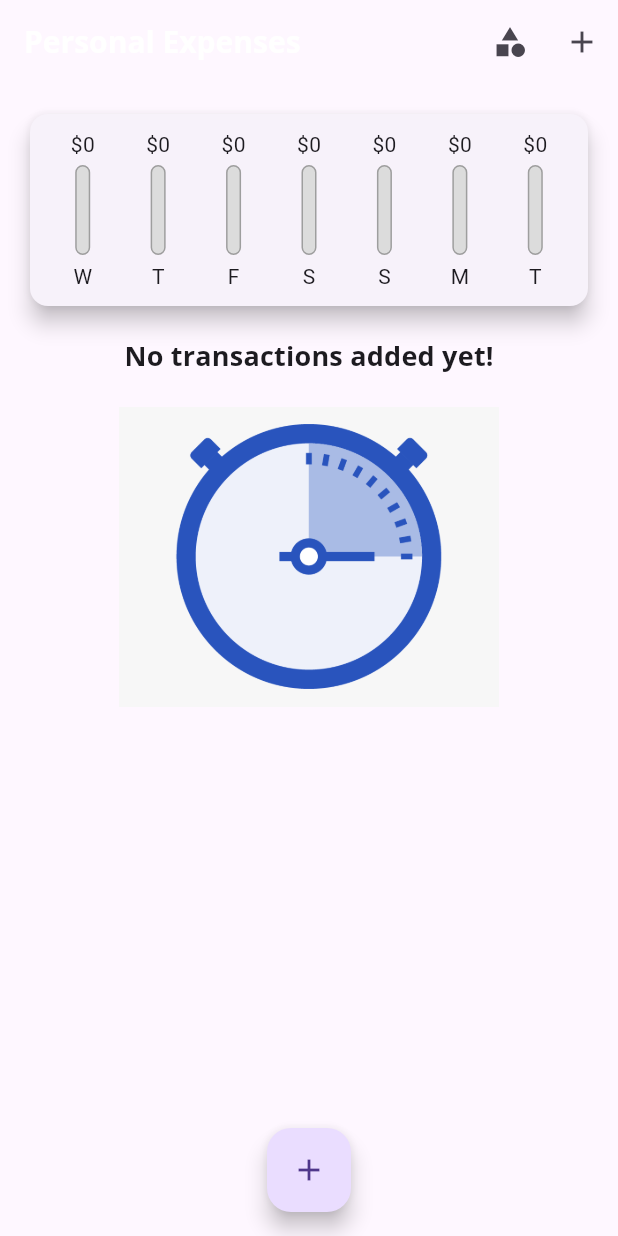
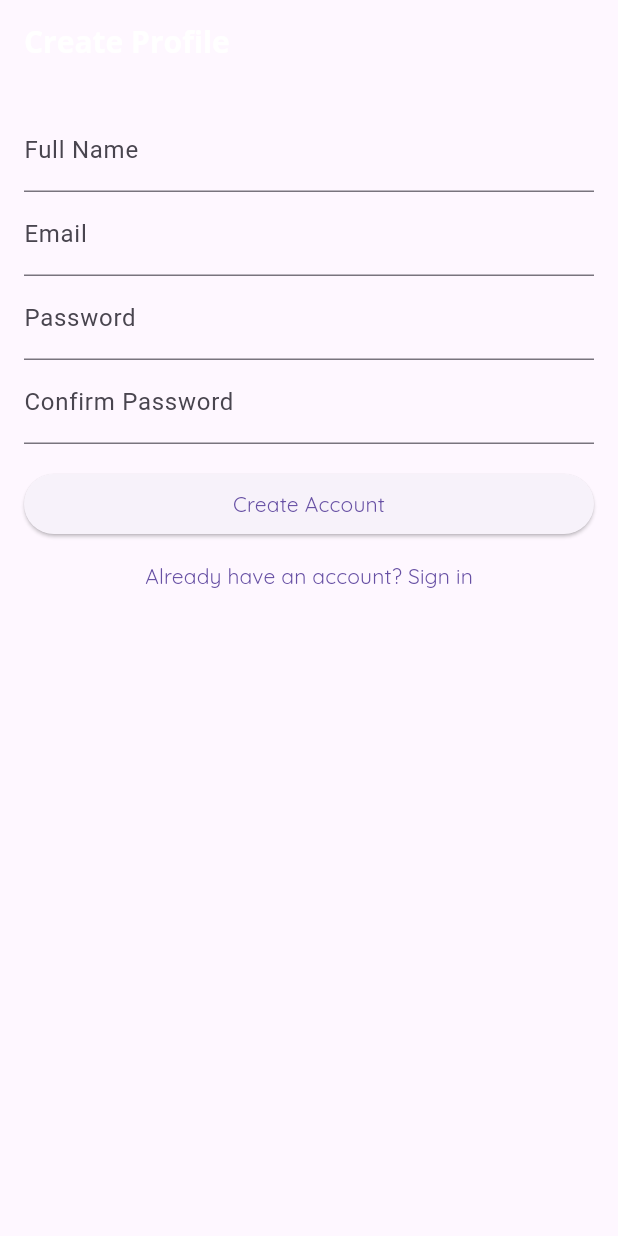
Before and after one commit to Anna-Dinius/ASE-456-Expense-App, a Flutter app: the screen it shows after launch, on a phone screen of 412 x 824 dp. Run offline on Flutter 3.47's test engine with Material 3 defaults, Android fonts, the light colour scheme and no system bars; our stand-ins replace cloud_firestore, firebase_auth, firebase_core; accounts and stored records are empty.

Commit message:
Added email/password auth, user profile create/edit, sign-in screen; migrated old hard-coded user data with new test user

```diff
--- a/root/lib/main.dart
+++ b/root/lib/main.dart
@@ -2,6 +2,12 @@ import 'package:p5_expense/theme/main_theme.dart';
 import 'package:flutter/material.dart';
 import 'package:firebase_core/firebase_core.dart';
 import 'firebase_options.dart';
+// Added Firebase Auth + our services and profile screens
+import 'package:firebase_auth/firebase_auth.dart' as fb_auth;
+import 'package:p5_expense/service/auth_service.dart';
+import 'package:p5_expense/service/user_service.dart';
+import 'package:p5_expense/view/profile_creation.dart';
+import 'package:p5_expense/view/profile_summary.dart';
 import 'package:cloud_firestore/cloud_firestore.dart' as firestore;
 
 import 'package:p5_expense/view/new_transaction.dart';
@@ -12,7 +18,7 @@ import 'package:p5_expense/model/transaction.dart';
 import 'package:p5_expense/model/category.dart'; // NEW: Import the Category model
 import 'package:p5_expense/service/category_service.dart'; // NEW: Import CategoryService
 
-const TEST_USER_ID = 'quldUwy6wtd5LCKLE2Uc';
+// Removed hardcoded TEST_USER_ID; using FirebaseAuth current user instead
 
 void main() async {
   WidgetsFlutterBinding.ensureInitialized();
@@ -29,12 +35,17 @@ class MyApp extends StatelessWidget {
       debugShowCheckedModeBanner: false,
       title: 'Personal Expenses',
       theme: mainTheme,
-      home: MyHomePage(),
+      // Show sign-up when signed out, otherwise the main app
+      home: AuthGate(),
     );
   }
 }
 
+// MyHomePage now receives the signed-in user's uid so we can load
+// categories and transactions from their own subcollections.
 class MyHomePage extends StatefulWidget {
+  final String userId;
+  MyHomePage({required this.userId});
   @override
   _MyHomePageState createState() => _MyHomePageState();
 }
@@ -56,10 +67,10 @@ class _MyHomePageState extends State<MyHomePage> {
   Future<void> _initializeApp() async {
     try {
       // Seed default categories if none exist for this user
-      await CategoryService.seedDefaultCategories(TEST_USER_ID);
+      await CategoryService.seedDefaultCategories(widget.userId);
 
       // Migrate legacy transactions to have categoryId for this user
-      await CategoryService.migrateLegacyTransactions(TEST_USER_ID);
+      await CategoryService.migrateLegacyTransactions(widget.userId);
 
       // Load categories and transactions
       await loadCategories();
@@ -75,7 +86,7 @@ class _MyHomePageState extends State<MyHomePage> {
   /// Loads categories from Firebase for this user
   Future<void> loadCategories() async {
     try {
-      final categories = await CategoryService.getAllCategories(TEST_USER_ID);
+      final categories = await CategoryService.getAllCategories(widget.userId);
       setState(() {
         _categories.clear();
         _categories.addAll(categories);
@@ -87,7 +98,7 @@ class _MyHomePageState extends State<MyHomePage> {
   }
 
   Future<void> loadTransactions() async {
-    final transactions = await getAllTransactions(TEST_USER_ID);
+    final transactions = await getAllTransactions(widget.userId);
     setState(() {
       _userTransactions = transactions;
     });
@@ -117,7 +128,7 @@ class _MyHomePageState extends State<MyHomePage> {
       String interval) async {
     final txId = firestore.FirebaseFirestore.instance
         .collection('users')
-        .doc(TEST_USER_ID)
+        .doc(widget.userId)
         .collection('transactions')
         .doc()
         .id;
@@ -138,7 +149,7 @@ class _MyHomePageState extends State<MyHomePage> {
 
     await firestore.FirebaseFirestore.instance
         .collection('users')
-        .doc(TEST_USER_ID)
+        .doc(widget.userId)
         .collection('transactions')
         .doc(newTx.id)
         .set({
@@ -172,7 +183,7 @@ class _MyHomePageState extends State<MyHomePage> {
         builder: (_) => ManageCategoriesScreen(
           categories: _categories,
           onCategoriesChanged: refreshCategories,
-          userId: TEST_USER_ID,
+          userId: widget.userId,
         ),
       ),
     );
@@ -185,7 +196,7 @@ class _MyHomePageState extends State<MyHomePage> {
 
     firestore.FirebaseFirestore.instance
         .collection('users')
-        .doc(TEST_USER_ID)
+        .doc(widget.userId)
         .collection('transactions')
         .doc(id)
         .delete();
@@ -221,6 +232,15 @@ class _MyHomePageState extends State<MyHomePage> {
             icon: Icon(Icons.category),
             onPressed: () => _showManageCategories(context),
           ),
+          // Open Profile summary (with debug copy button) for current user
+          IconButton(
+            icon: Icon(Icons.person),
+            onPressed: () {
+              Navigator.of(context).push(
+                MaterialPageRoute(builder: (_) => ProfileSummaryScreen()),
+              );
+            },
+          ),
           IconButton(
             icon: Icon(Icons.add),
             onPressed: () => _startAddNewTransaction(context),
@@ -246,3 +266,31 @@ class _MyHomePageState extends State<MyHomePage> {
     );
   }
 }
+
+// AuthGate listens to auth changes and decides what to show:
+// - If signed out: show ProfileCreationScreen
+// - If signed in: ensure user doc exists, then show MyHomePage
+class AuthGate extends StatelessWidget {
+  @override
+  Widget build(BuildContext context) {
+    return StreamBuilder<fb_auth.User?>(
+      stream: AuthService.onAuthStateChanged(),
+      builder: (context, snapshot) {
+        if (snapshot.connectionState == ConnectionState.waiting) {
+          return Scaffold(body: Center(child: CircularProgressIndicator()));
+        }
+        final user = snapshot.data;
+        if (user == null) {
+          return ProfileCreationScreen();
+        }
+        // Ensure user document exists (idempotent)
+        UserService.createUserIfMissing(
+          uid: user.uid,
+          name: user.displayName ?? 'New User',
+          email: user.email ?? '',
+        );
+        return MyHomePage(userId: user.uid);
+      },
+    );
+  }
+}
--- /dev/null
+++ b/root/lib/service/auth_service.dart
@@ -0,0 +1,42 @@
+// AuthService: tiny wrapper around FirebaseAuth for sign up/in/out
+// Keeps auth logic in one place so UI stays simple.
+import 'package:firebase_auth/firebase_auth.dart' as fb_auth;
+
+class AuthService {
+  static final fb_auth.FirebaseAuth _auth = fb_auth.FirebaseAuth.instance;
+
+  // Emits the current user whenever sign-in state changes (null when signed out)
+  static Stream<fb_auth.User?> onAuthStateChanged() => _auth.authStateChanges();
+
+  // Synchronously access the currently signed-in user (or null)
+  static fb_auth.User? get currentUser => _auth.currentUser;
+
+  // Create a new user account with email/password
+  static Future<fb_auth.UserCredential> signUp({
+    required String email,
+    required String password,
+  }) async {
+    final credential = await _auth.createUserWithEmailAndPassword(
+      email: email.trim(),
+      password: password,
+    );
+    return credential;
+  }
+
+  // Sign into an existing account
+  static Future<fb_auth.UserCredential> signIn({
+    required String email,
+    required String password,
+  }) async {
+    final credential = await _auth.signInWithEmailAndPassword(
+      email: email.trim(),
+      password: password,
+    );
+    return credential;
+  }
+
+  // Sign out the current user
+  static Future<void> signOut() async {
+    await _auth.signOut();
+  }
+}
--- /dev/null
+++ b/root/lib/service/user_service.dart
@@ -0,0 +1,41 @@
+// UserService: reads/writes the 'users/{uid}' document in Firestore.
+// Centralizing Firestore logic keeps UI widgets lean and testable.
+import 'package:cloud_firestore/cloud_firestore.dart';
+
+class UserService {
+  static final FirebaseFirestore _firestore = FirebaseFirestore.instance;
+  static const String _collection = 'users';
+
+  // Read a user's profile document by uid
+  static Future<DocumentSnapshot<Map<String, dynamic>>?> getUser(String uid) async {
+    if (uid.isEmpty) return null;
+    final doc = await _firestore.collection(_collection).doc(uid).get();
+    return doc;
+  }
+
+  // Create a basic profile document only if it doesn't exist yet
+  static Future<void> createUserIfMissing({
+    required String uid,
+    required String name,
+    required String email,
+  }) async {
+    final userRef = _firestore.collection(_collection).doc(uid);
+    final snapshot = await userRef.get();
+    if (snapshot.exists) return;
+    await userRef.set({
+      'id': uid,
+      'name': name.trim(),
+      'email': email.trim(),
+      'phoneNumber': '',
+      'profileImageUrl': '',
+      'createdAt': FieldValue.serverTimestamp(),
+      'lastUpdatedAt': FieldValue.serverTimestamp(),
+    });
+  }
+
+  // Update fields on the user's profile; auto-bumps lastUpdatedAt
+  static Future<void> updateUser(String uid, Map<String, dynamic> data) async {
+    data['lastUpdatedAt'] = FieldValue.serverTimestamp();
+    await _firestore.collection(_collection).doc(uid).update(data);
+  }
+}
--- /dev/null
+++ b/root/lib/view/profile_creation.dart
@@ -0,0 +1,130 @@
+// ProfileCreationScreen: lets a new user sign up and creates their profile doc.
+// This is intentionally simple: minimal fields + clear validation.
+import 'package:flutter/material.dart';
+import 'package:firebase_auth/firebase_auth.dart' as fb_auth;
+import 'package:p5_expense/service/auth_service.dart';
+import 'package:p5_expense/service/user_service.dart';
+import 'package:p5_expense/view/sign_in.dart';
+
+class ProfileCreationScreen extends StatefulWidget {
+  @override
+  State<ProfileCreationScreen> createState() => _ProfileCreationScreenState();
+}
+
+class _ProfileCreationScreenState extends State<ProfileCreationScreen> {
+  final _formKey = GlobalKey<FormState>();
+  final _nameController = TextEditingController();
+  final _emailController = TextEditingController();
+  final _passwordController = TextEditingController();
+  final _confirmPasswordController = TextEditingController();
+  bool _loading = false;
+
+  @override
+  void dispose() {
+    _nameController.dispose();
+    _emailController.dispose();
+    _passwordController.dispose();
+    _confirmPasswordController.dispose();
+    super.dispose();
+  }
+
+  Future<void> _submit() async {
+    // Validate all fields before making network calls
+    if (!_formKey.currentState!.validate()) return;
+    setState(() {
+      _loading = true;
+    });
+    try {
+      // Create Firebase Auth account
+      final credential = await AuthService.signUp(
+        email: _emailController.text,
+        password: _passwordController.text,
+      );
+      final fb_auth.User? user = credential.user;
+      if (user != null) {
+        // Create the Firestore user document if missing
+        await UserService.createUserIfMissing(
+          uid: user.uid,
+          name: _nameController.text,
+          email: _emailController.text,
+        );
+        if (!mounted) return;
+        // Close this screen; AuthGate will show the home/summary
+        Navigator.of(context).pop();
+      }
+    } catch (e) {
+      ScaffoldMessenger.of(context).showSnackBar(
+        SnackBar(content: Text(e.toString())),
+      );
+    } finally {
+      if (mounted) {
+        setState(() {
+          _loading = false;
+        });
+      }
+    }
+  }
+
+  @override
+  Widget build(BuildContext context) {
+    return Scaffold(
+      appBar: AppBar(title: Text('Create Profile')),
+      body: Padding(
+        padding: const EdgeInsets.all(16.0),
+        child: Form(
+          key: _formKey,
+          child: ListView(
+            children: [
+              TextFormField(
+                controller: _nameController,
+                decoration: InputDecoration(labelText: 'Full Name'),
+                validator: (v) => (v == null || v.trim().isEmpty)
+                    ? 'Name is required'
+                    : null,
+              ),
+              TextFormField(
+                controller: _emailController,
+                decoration: InputDecoration(labelText: 'Email'),
+                keyboardType: TextInputType.emailAddress,
+                validator: (v) => (v == null || !v.contains('@'))
+                    ? 'Enter a valid email'
+                    : null,
+              ),
+              TextFormField(
+                controller: _passwordController,
+                decoration: InputDecoration(labelText: 'Password'),
+                obscureText: true,
+                validator: (v) => (v == null || v.length < 6)
+                    ? 'Min 6 characters'
+                    : null,
+              ),
+              TextFormField(
+                controller: _confirmPasswordController,
+                decoration: InputDecoration(labelText: 'Confirm Password'),
+                obscureText: true,
+                validator: (v) => v != _passwordController.text
+                    ? 'Passwords do not match'
+                    : null,
+              ),
+              const SizedBox(height: 16),
+              _loading
+                  ? Center(child: CircularProgressIndicator())
+                  : ElevatedButton(
+                      onPressed: _submit,
+                      child: Text('Create Account'),
+                    ),
+              TextButton(
+                onPressed: () {
+                  Navigator.of(context).push(
+                    MaterialPageRoute(builder: (_) => SignInScreen()),
+                  );
+                },
+                child: Text('Already have an account? Sign in'),
+              ),
+            ],
+          ),
+        ),
+      ),
+    );
+  }
+}
--- a/root/pubspec.yaml
+++ b/root/pubspec.yaml
@@ -15,6 +15,8 @@ dependencies:
   intl: ^0.20.2
   firebase_core: ^4.1.0
   cloud_firestore: ^6.0.1
+  # Auth SDK for email/password sign-up & sign-in
+  firebase_auth: ^6.0.2
 
 dev_dependencies:
   flutter_test:
```
Also changed, not shown: root/lib/view/profile_editing.dart (added, +102 -0 lines), root/lib/view/profile_summary.dart (added, +78 -0 lines), root/lib/view/sign_in.dart (added, +81 -0 lines), root/pubspec.lock, 4 other files.
